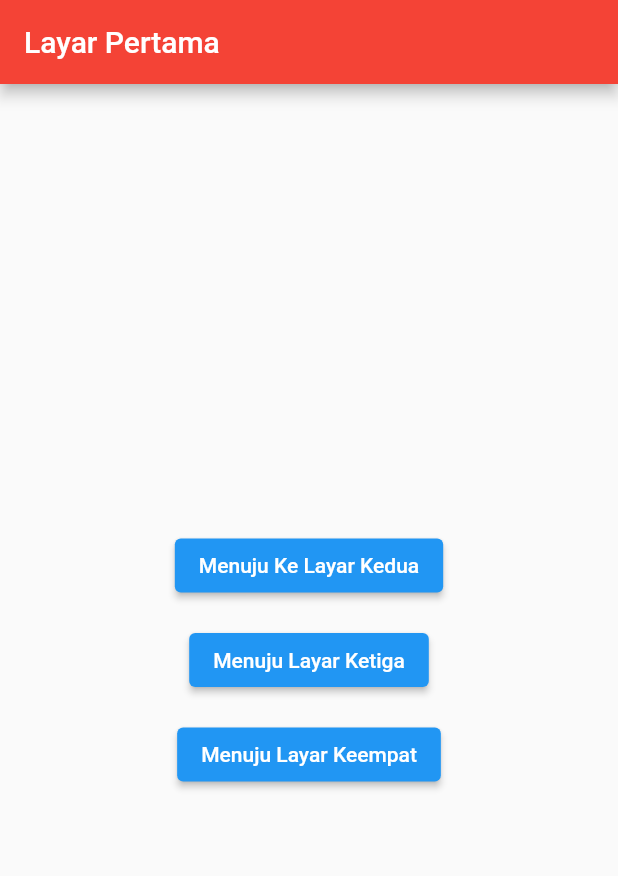
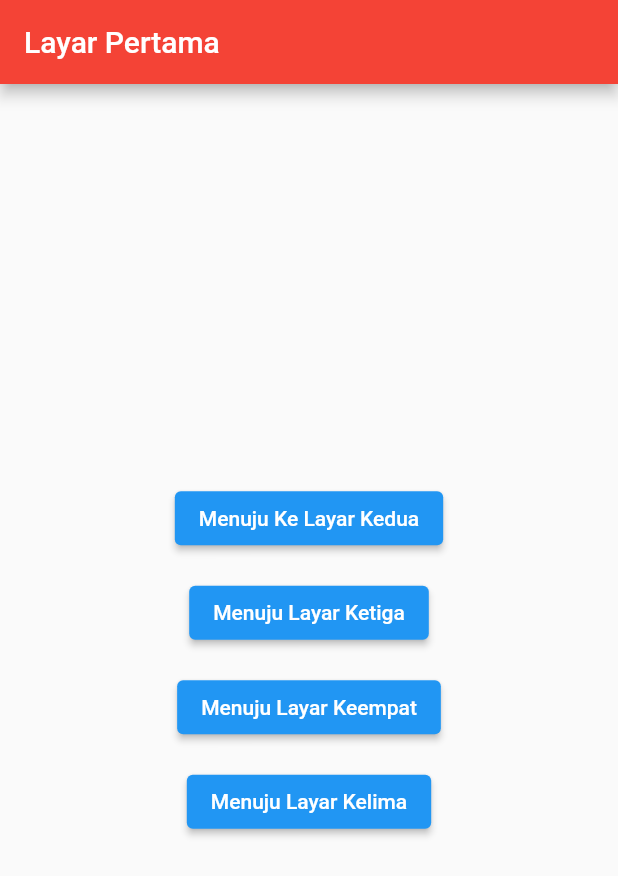
Before and after one commit to st4rpct/belajar_navigasi, a Flutter app: the screen it shows after launch, on a phone screen of 412 x 824 dp. Shown: the top 876 px of the screen. Run offline on Flutter 3.47's test engine with Material 2 defaults, Android fonts, the light colour scheme and no system bars.

Commit message:
navigasi selesai

```diff
--- a/lib/firstscreen.dart
+++ b/lib/firstscreen.dart
@@ -49,7 +49,15 @@ class FirstScreen extends StatelessWidget {
                 onPressed: () {
                   Navigator.pushNamed(context, '/fourth');
                 },
-                child: Text('Menuju Layar Keempat'))
+                child: Text('Menuju Layar Keempat')),
+            SizedBox(
+              height: 15,
+            ),
+            ElevatedButton(
+                onPressed: () {
+                  Navigator.pushNamed(context, '/fifth', arguments: 'hai apa kabar');
+                },
+                child: Text('Menuju Layar Kelima'))
           ],
         ),
       ),
--- a/lib/main.dart
+++ b/lib/main.dart
@@ -1,5 +1,6 @@
 import 'package:belajar_navigasi/firstscreen.dart';
 import 'package:belajar_navigasi/fourthscreen.dart';
+import 'package:belajar_navigasi/routes.dart';
 import 'package:belajar_navigasi/secondscreen.dart';
 import 'package:flutter/material.dart';
 
@@ -16,7 +17,7 @@ class MyApp extends StatelessWidget {
     return MaterialApp(
       home: FirstScreen(),
       debugShowCheckedModeBanner: false,
-      routes: {'/fourth': (context) => FourthScreen()},
+      onGenerateRoute: RouteGenerator.generateRoute,
     );
   }
 }
```
Also changed, not shown: lib/fifthscreen.dart (added, +29 -0 lines), lib/routes.dart (added, +30 -0 lines).
